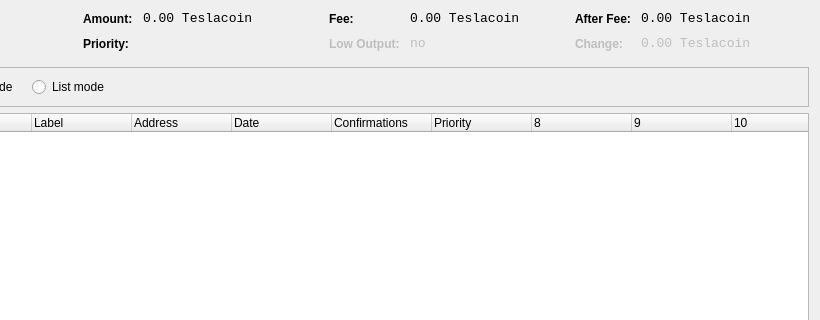
This is src/qt/forms/coincontroldialog.ui in Teslacoin-project/teslacoin as Qt 5 draws it before an edit; both pictures show x 180 to 1000 and y 0 to 320 of the 1000 by 500 pixel window. The edited form follows.
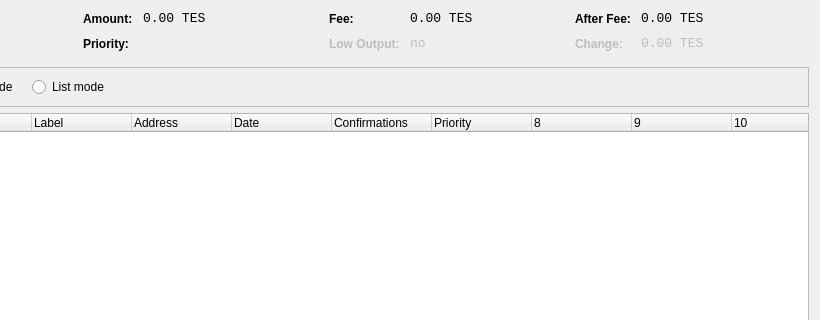
This is the edited form. Custom widgets are drawn as their Qt base class.

```diff
--- a/src/qt/forms/coincontroldialog.ui
+++ b/src/qt/forms/coincontroldialog.ui
@@ -141,7 +141,7 @@
           <enum>Qt::ActionsContextMenu</enum>
          </property>
          <property name="text">
-          <string>0.00 Teslacoin</string>
+          <string>0.00 TES</string>
          </property>
          <property name="textInteractionFlags">
           <set>Qt::LinksAccessibleByMouse|Qt::TextSelectableByKeyboard|Qt::TextSelectableByMouse</set>
@@ -221,7 +221,7 @@
           <enum>Qt::ActionsContextMenu</enum>
          </property>
          <property name="text">
-          <string>0.00 Teslacoin</string>
+          <string>0.00 TES</string>
          </property>
          <property name="textInteractionFlags">
           <set>Qt::LinksAccessibleByMouse|Qt::TextSelectableByKeyboard|Qt::TextSelectableByMouse</set>
@@ -307,7 +307,7 @@
           <enum>Qt::ActionsContextMenu</enum>
          </property>
          <property name="text">
-          <string>0.00 Teslacoin</string>
+          <string>0.00 TES</string>
          </property>
          <property name="textInteractionFlags">
           <set>Qt::LinksAccessibleByMouse|Qt::TextSelectableByKeyboard|Qt::TextSelectableByMouse</set>
@@ -345,7 +345,7 @@
           <enum>Qt::ActionsContextMenu</enum>
          </property>
          <property name="text">
-          <string>0.00 Teslacoin</string>
+          <string>0.00 TES</string>
          </property>
          <property name="textInteractionFlags">
           <set>Qt::LinksAccessibleByMouse|Qt::TextSelectableByKeyboard|Qt::TextSelectableByMouse</set>
```
